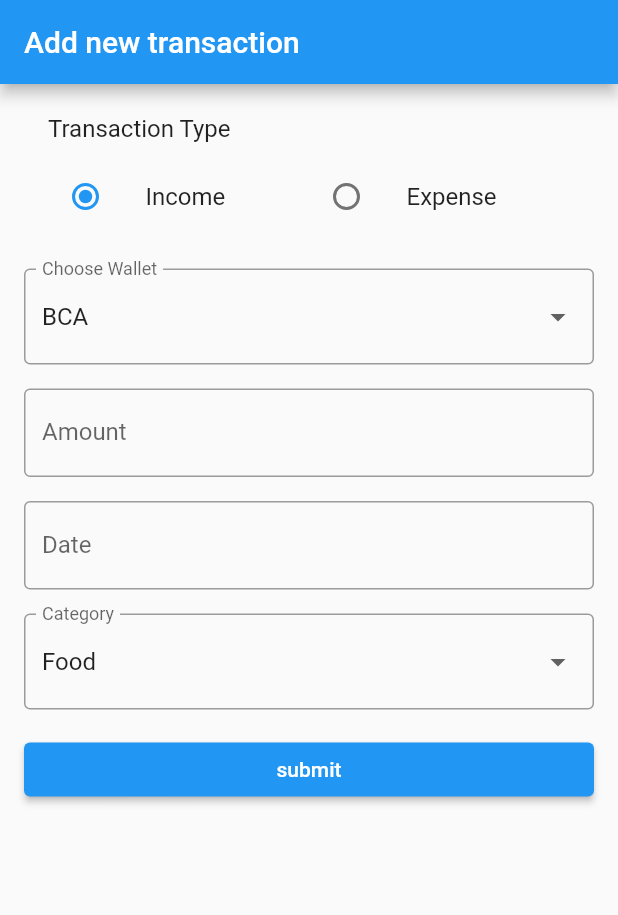
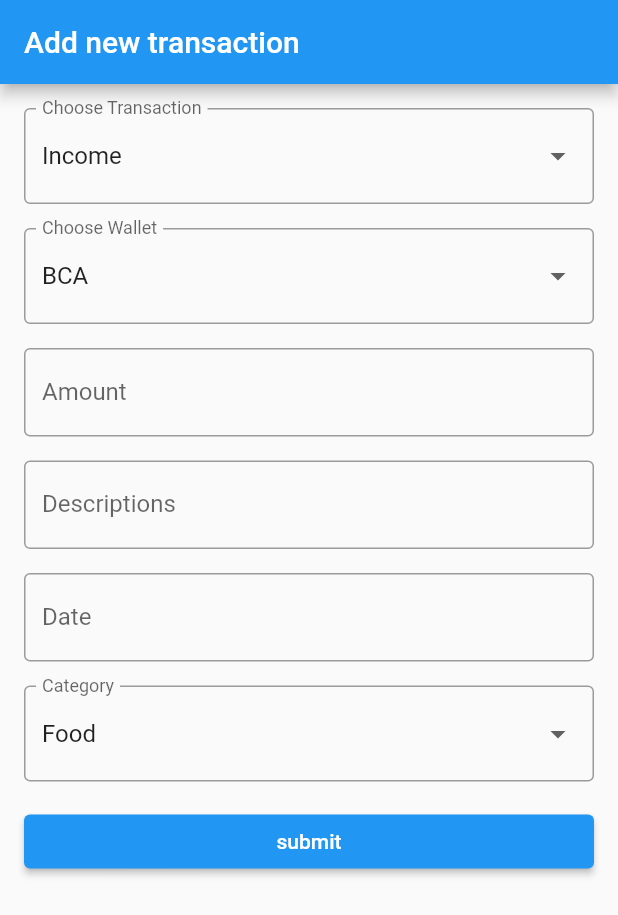
Before and after one commit to muhfaris/moneytracker, a Flutter app: the screen it shows after launch, after a tap on the "add" icon, on a phone screen of 412 x 824 dp. Shown: the top 915 px of the screen. Run offline on Flutter 3.47's test engine with Material 2 defaults, Android fonts, the phone set to English and light mode, and no system bars; our stand-ins replace babstrap_settings_screen, sqflite; accounts and stored records are empty; network calls fail.

Commit message:
feat: ui add wallet and categories

```diff
--- /dev/null
+++ b/lib/screens/categories/list.dart
@@ -0,0 +1,95 @@
+import 'package:flutter/material.dart';
+
+class ListCategory extends StatefulWidget {
+  const ListCategory({Key? key}) : super(key: key);
+
+  @override
+  _ListCategoryState createState() => _ListCategoryState();
+}
+
+class Category {
+  final String name;
+  final String code;
+  final String icon;
+  final String parent_id;
+  Category(this.name, this.code, this.icon, this.parent_id);
+}
+
+class _ListCategoryState extends State<ListCategory> {
+  final List<Category> _items = [
+    Category("Minuman", "minuman",
+        "https://img.icons8.com/ios/40/000000/kawaii-coffee.png", ""),
+    Category("Makanan", "makanan",
+        "https://img.icons8.com/office/40/000000/kawaii-bread-1.png", ""),
+    Category("Buah", "buah",
+        "https://img.icons8.com/office/40/000000/cherry.png", ""),
+    Category("Daging", "daging",
+        "https://img.icons8.com/office/40/000000/steak-rare.png", ""),
+    Category("Seafood", "seafood",
+        "https://img.icons8.com/office/40/000000/crab.png", ""),
+    Category("Investment", "investment",
+        "https://img.icons8.com/office/40/000000/investment-portfolio.png", ""),
+    Category("Salary", "salary",
+        "https://img.icons8.com/office/40/000000/receive-cash.png", ""),
+  ];
+
+  @override
+  Widget build(BuildContext context) {
+    return MaterialApp(
+        home: Scaffold(
+      backgroundColor: Colors.white.withOpacity(.10),
+      appBar: AppBar(
+        title: Text(
+          "Categories",
+          style: TextStyle(color: Colors.black, fontWeight: FontWeight.bold),
+        ),
+        centerTitle: true,
+        elevation: 0,
+      ),
+      body: Container(
+        child: ListTile(
+
+        ),
+      ),
+    ));
+  }
+}
+
+class RouteTwo extends StatelessWidget {
+  final String image;
+  final String name;
+
+  RouteTwo({Key? key, required this.image, required this.name})
+      : super(key: key);
+
+  @override
+  Widget build(BuildContext context) {
+    return Scaffold(
+      appBar: AppBar(
+        title: Text('Screen two ✌️'),
+      ),
+      body: Column(
+        children: [
+          AspectRatio(
+            aspectRatio: 1,
+            child: Container(
+              width: double.infinity,
+              child: Image(
+                image: NetworkImage(image),
+              ),
+            ),
+          ),
+          Container(
+            margin: const EdgeInsets.all(20.0),
+            child: Center(
+              child: Text(
+                name,
+                style: TextStyle(fontSize: 40),
+              ),
+            ),
+          ),
+        ],
+      ),
+    );
+  }
+}
--- a/lib/screens/transactions/add.dart
+++ b/lib/screens/transactions/add.dart
@@ -14,13 +14,15 @@ class AddTransaction extends StatefulWidget {
 class _AddTransactionState extends State<AddTransaction> {
   final _keyForm = GlobalKey<FormState>();
   final _amount = TextEditingController();
-  final _dateController = TextEditingController();
+  final _descriptions = TextEditingController();
 
+  String? _selectedTransactionType = "income";
   String? _selectedWallet = "bca";
   String? _selectedCategory = "food";
   int? _incomeExpense = 1;
 
   late DateTime _selectedDate = DateTime.now();
+  final _dateController = TextEditingController();
 
   Future<Null> _selectDate(BuildContext context) async {
     final _datePicker = await showDatePicker(
@@ -47,11 +49,13 @@ class _AddTransactionState extends State<AddTransaction> {
         child: ListView(
           padding: EdgeInsets.all(16),
           children: <Widget>[
-            buildIncomeExpense(),
+            buildTransactionTypes(),
             const SizedBox(height: 16),
             buildWalletTyte(),
             const SizedBox(height: 16),
             buildAmount(),
+            const SizedBox(height: 16),
+            buildDescription(),
             const SizedBox(height: 16),
             buildDate(),
             const SizedBox(height: 16),
@@ -71,6 +75,28 @@ class _AddTransactionState extends State<AddTransaction> {
       ),
     ));
   }
+
+  List<DropdownMenuItem<String>> get transactionTypes {
+    List<DropdownMenuItem<String>> menuItems = [
+      DropdownMenuItem(child: Text("Income"), value: "income"),
+      DropdownMenuItem(child: Text("Expense"), value: "expense"),
+      DropdownMenuItem(child: Text("Transfer"), value: "transfer"),
+    ];
+    return menuItems;
+  }
+
+  Widget buildTransactionTypes() => DropdownButtonFormField(
+      decoration: InputDecoration(
+        labelText: 'Choose Transaction',
+        border: OutlineInputBorder(),
+      ),
+      value: _selectedTransactionType,
+      onChanged: (String? newValue) {
+        setState(() {
+          _selectedTransactionType = newValue;
+        });
+      },
+      items: transactionTypes);
 
   List<DropdownMenuItem<String>> get walletItems {
     List<DropdownMenuItem<String>> menuItems = [
@@ -109,6 +135,16 @@ class _AddTransactionState extends State<AddTransaction> {
             return 'Your amount is empty';
           }
         },
+      );
+
+  Widget buildDescription() => TextField(
+        controller: _descriptions,
+        decoration: InputDecoration(
+          labelText: "Descriptions",
+          border: OutlineInputBorder(),
+          hintText: "write note",
+        ),
+        keyboardType: TextInputType.multiline,
       );
 
   Widget buildDate() => TextFormField(
@@ -179,7 +215,8 @@ class _AddTransactionState extends State<AddTransaction> {
           child: Row(
             children: [
               Expanded(child: buildRadio("Income", 1)),
-              Expanded(child: buildRadio("Expense", 2))
+              Expanded(child: buildRadio("Expense", 2)),
+              Expanded(child: buildRadio("Transfer", 2))
             ],
           ),
         ),
--- a/pubspec.yaml
+++ b/pubspec.yaml
@@ -31,6 +31,7 @@ dependencies:
     sdk: flutter
   sqflite: ^1.3.0
   english_words: ^4.0.0
+  babstrap_settings_screen : ^0.1.1
 
   # The following adds the Cupertino Icons font to your application.
   # Use with the CupertinoIcons class for iOS style icons.
```
Also changed, not shown: lib/home.dart (+8 -1 lines), lib/screens/settings/setting.dart (added, +128 -0 lines), lib/screens/wallets/add.dart (added, +102 -0 lines), lib/screens/wallets/list.dart (added, +155 -0 lines), lib/screens/wallets/update.dart (added, +15 -0 lines), pubspec.lock, 1 other file.
